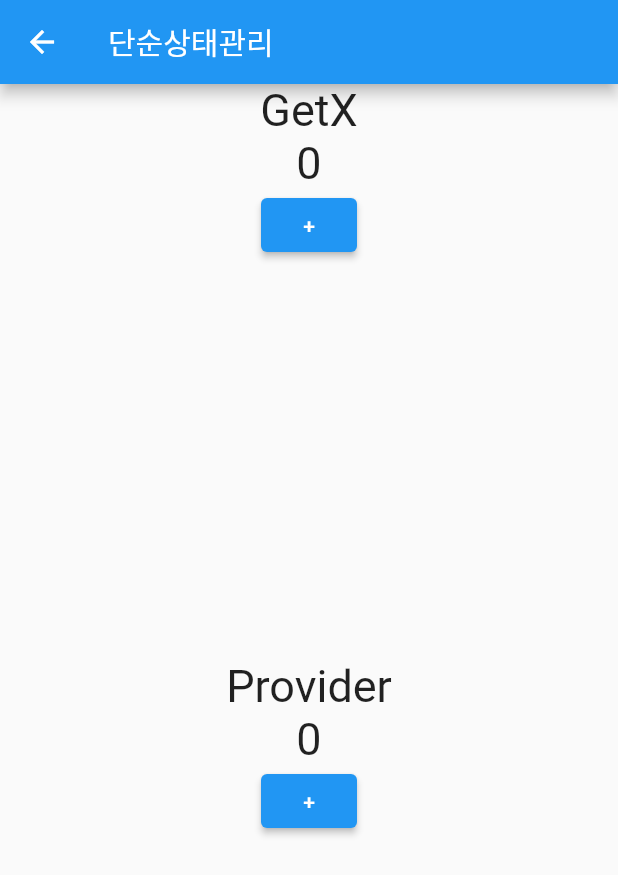
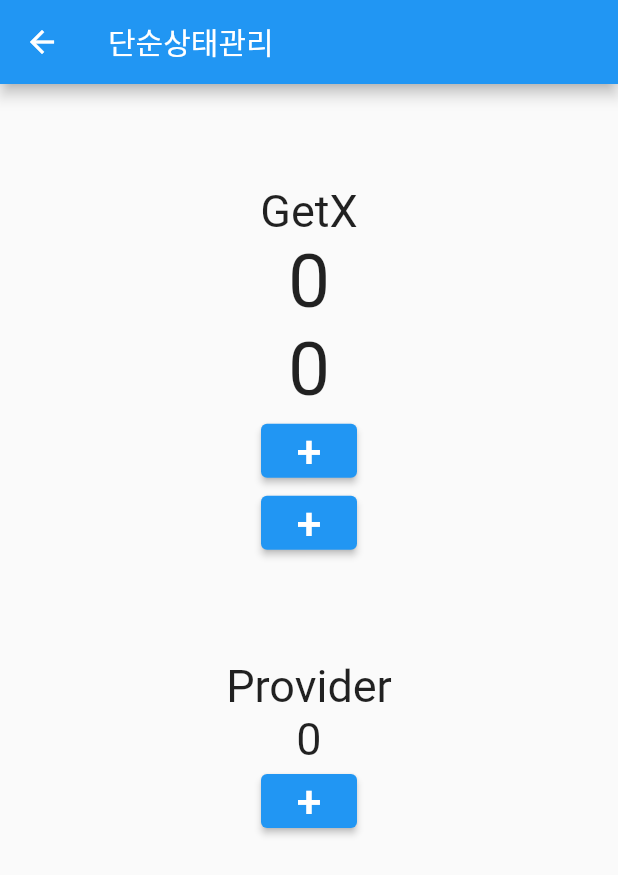
Before and after one commit to jupark33/exercise_get_routing, a Flutter app: the SimpleStateManagePage screen opened directly, on a phone screen of 412 x 824 dp. Shown: the top 875 px of the screen. Run offline on Flutter 3.47's test engine with Material 2 defaults, Android fonts, the phone set to English and light mode, and no system bars; our stand-ins replace get.

Commit message:
단순 상태 관리 완료

```diff
--- a/lib/src/controller/count_controller_with_getx.dart
+++ b/lib/src/controller/count_controller_with_getx.dart
@@ -1,5 +1,11 @@
 import 'package:flutter/cupertino.dart';
+import 'package:get/get.dart';
 
-class CountControllerWithGetX extends ChangeNotifier {
+class CountControllerWithGetX extends GetxController {
+  int count = 0;
+  void increase(String id) {
+    count++;
+    update([id]);
+  }
 
 }
--- a/lib/src/state/simple_state_management_page.dart
+++ b/lib/src/state/simple_state_management_page.dart
@@ -1,7 +1,9 @@
+import 'package:exercise_get/src/controller/count_controller_with_getx.dart';
 import 'package:exercise_get/src/controller/count_controller_with_provider.dart';
 import 'package:exercise_get/src/state/with_getx.dart';
 import 'package:exercise_get/src/state/with_provider.dart';
 import 'package:flutter/material.dart';
+import 'package:get/get.dart';
 import 'package:provider/provider.dart';
 
 class SimpleStateManagePage extends StatelessWidget {
@@ -9,6 +11,7 @@ class SimpleStateManagePage extends StatelessWidget {
 
   @override
   Widget build(BuildContext context) {
+    Get.put(CountControllerWithGetX());
     return Scaffold(
         appBar: AppBar(
           title: Text('단순상태관리'),
--- a/lib/src/state/with_getx.dart
+++ b/lib/src/state/with_getx.dart
@@ -1,25 +1,49 @@
+import 'package:exercise_get/src/controller/count_controller_with_getx.dart';
+import 'package:exercise_get/src/controller/count_controller_with_provider.dart';
 import 'package:flutter/material.dart';
+import 'package:get/get.dart';
 
 class WithGetX extends StatelessWidget {
-  const WithGetX({Key? key}) : super(key: key);
+  WithGetX({Key? key}) : super(key: key);
+
+  CountControllerWithGetX _countControllerWithGetx = Get.put(CountControllerWithGetX());
+
+  Widget _button(String id) {
+    return ElevatedButton(
+        onPressed: () {
+          // Get.find<CountControllerWithGetX>().increase();
+          _countControllerWithGetx.increase(id);
+        },
+        child: Text("+", style: TextStyle(fontSize: 30))
+    );
+  }
 
   @override
   Widget build(BuildContext context) {
     return Center(
       child: Column(
+        mainAxisAlignment: MainAxisAlignment.center,
         children: [
           Text(
             "GetX",
             style: TextStyle(fontSize: 30),
           ),
-          Text(
-            "0",
-            style: TextStyle(fontSize: 30),
+          GetBuilder<CountControllerWithGetX>(
+            id: "first",
+            builder: (controller) {
+              return Text("${controller.count}",
+                  style: TextStyle(fontSize: 50));
+            }
           ),
-          ElevatedButton(
-              onPressed: () {},
-              child: Text("+")
-          )
+          GetBuilder<CountControllerWithGetX>(
+              id: "second",
+              builder: (controller) {
+                return Text("${controller.count}",
+                    style: TextStyle(fontSize: 50));
+              }
+          ),
+          _button("first"),
+          _button("second"),
         ]
       )
     );
--- a/lib/src/state/with_provider.dart
+++ b/lib/src/state/with_provider.dart
@@ -4,6 +4,15 @@ import 'package:provider/provider.dart';
 
 class WithProvider extends StatelessWidget {
   const WithProvider({Key? key}) : super(key: key);
+
+  // Widget _button() {
+  //   return ElevatedButton(
+  //    child: Text("+", style: TextStyle(fontSize: 30)),
+  //    onPressed: () {
+  //      Provider.of<CountControllerWithProvider>(context, listen: false).increase();
+  //    }
+  //   );
+  // }
 
   @override
   Widget build(BuildContext context) {
@@ -28,7 +37,7 @@ class WithProvider extends StatelessWidget {
                 // listen false 하게 되면 상단 Consumer 만 빌드 된다.
                 Provider.of<CountControllerWithProvider>(context, listen: false).increase();
               },
-              child: Text("+")
+              child: Text("+", style: TextStyle(fontSize: 30)),
           )
         ]
       )
```
